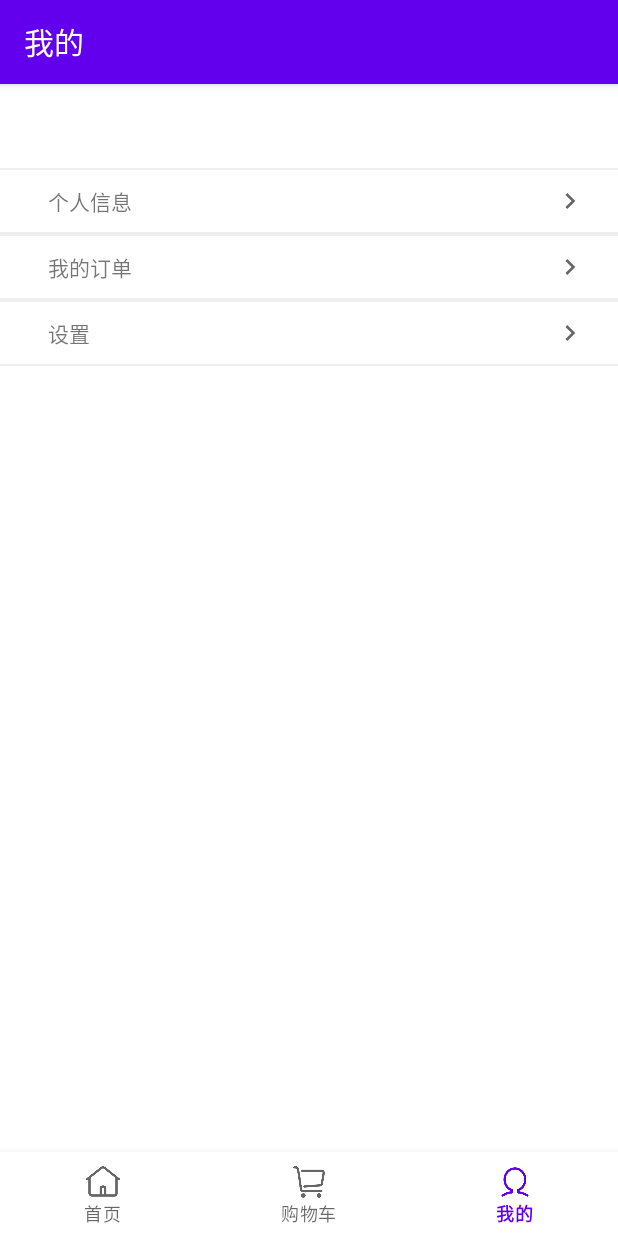
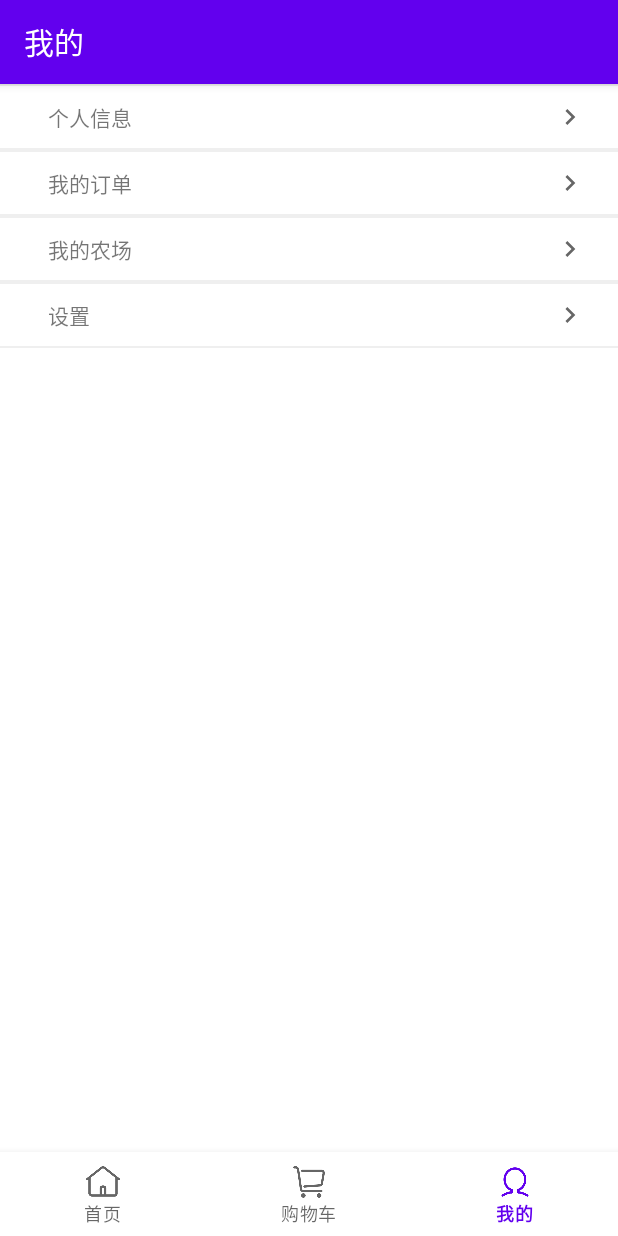
Before and after one commit to whutwutao/greenfarm-client, an Android app: the MineFragment screen opened through its navigation route, on a phone screen of 412 x 824 dp. Run offline under Robolectric (Android 15) with nearby library versions, the phone set to English and light mode, and no system bars; our stand-ins replace navigation-ui; 1 statement that could not run was skipped.

Commit message:
登录之后服务器端返回用户信息

```diff
--- a/app/src/main/java/com/example/greenfarm/LoginActivity.java
+++ b/app/src/main/java/com/example/greenfarm/LoginActivity.java
@@ -82,6 +82,7 @@ public class LoginActivity extends AppCompatActivity implements View.OnClickList
                     Toast.makeText(LoginActivity.this, "信息输入不完整",Toast.LENGTH_SHORT).show();
                     break;
                 }
+                HttpUtil.serverIP = ipText.getText().toString();
                 User user = new User(null,loginPasswordText.getText().toString(),loginPhoneText.getText().toString());
                 Gson gson = new Gson();
                 String jsonToServer = gson.toJson(user);
@@ -94,6 +95,7 @@ public class LoginActivity extends AppCompatActivity implements View.OnClickList
                                 @Override
                                 public void run() {
                                     Toast.makeText(LoginActivity.this,"网络连接错误",Toast.LENGTH_SHORT).show();
+                                    e.printStackTrace();
                                 }
                             });
 
@@ -109,9 +111,12 @@ public class LoginActivity extends AppCompatActivity implements View.OnClickList
                                     UserMessage msgFromServer = gson.fromJson(jsonFromServer,UserMessage.class);
                                     Log.d("LoginActivity",msgFromServer.toString());
                                     Log.d("LoginActivity",jsonFromServer);
+                                    User loginUser = msgFromServer.getUser();
                                     if (msgFromServer.isSuccessful()) {
                                         Toast.makeText(LoginActivity.this,"登录成功",Toast.LENGTH_SHORT).show();
                                         Intent intent = new Intent(LoginActivity.this,MainActivity.class);
+                                        String jsonOfLoginUser = gson.toJson(loginUser);
+                                        intent.putExtra("loginUser",jsonOfLoginUser);//将loginUser的信息传给MainActivity
                                         startActivity(intent);
                                     } else {
                                         Toast.makeText(LoginActivity.this,msgFromServer.getFailReason(),Toast.LENGTH_SHORT).show();
--- a/app/src/main/java/com/example/greenfarm/MainActivity.java
+++ b/app/src/main/java/com/example/greenfarm/MainActivity.java
@@ -6,11 +6,17 @@ import androidx.navigation.Navigation;
 import androidx.navigation.ui.AppBarConfiguration;
 import androidx.navigation.ui.NavigationUI;
 
+import android.content.Intent;
 import android.os.Bundle;
+import android.util.Log;
 
+import com.example.greenfarm.pojo.User;
 import com.google.android.material.bottomnavigation.BottomNavigationView;
+import com.google.gson.Gson;
 
 public class MainActivity extends AppCompatActivity {
+
+    private User currentUser;//当前登录的用户
 
     @Override
     protected void onCreate(Bundle savedInstanceState) {
@@ -18,12 +24,24 @@ public class MainActivity extends AppCompatActivity {
         setContentView(R.layout.activity_main);
 
         BottomNavigationView navView = findViewById(R.id.nav_view);
-
         AppBarConfiguration appBarConfiguration = new AppBarConfiguration.Builder(
                 R.id.navigation_home, R.id.navigation_cart, R.id.navigation_mine)
                 .build();
         NavController navController = Navigation.findNavController(this, R.id.nav_host_fragment);
         NavigationUI.setupActionBarWithNavController(this, navController, appBarConfiguration);
         NavigationUI.setupWithNavController(navView, navController);
+
+        //获取从LoginActivity传来的当前登录用户的信息
+        Intent intentFromLogin = getIntent();
+        String jsonOfLoginUser = intentFromLogin.getStringExtra("loginUser");
+        Gson gson = new Gson();
+        //使用Gson将传来的字符串转化为User对象
+        currentUser = gson.fromJson(jsonOfLoginUser,User.class);
+        Log.d("MainActivity",currentUser.toString());
     }
+
+    public User getCurrentUser() {
+        return currentUser;
+    }
+
 }
--- a/app/src/main/java/com/example/greenfarm/ui/mine/MineFragment.java
+++ b/app/src/main/java/com/example/greenfarm/ui/mine/MineFragment.java
@@ -31,12 +31,15 @@ public class MineFragment extends Fragment {
         MineLayout personalInfo = root.findViewById(R.id.personalInfo);
         MineLayout orderInfo = root.findViewById(R.id.orderInfo);
         MineLayout setting = root.findViewById(R.id.setting);
+        MineLayout farmInfo = root.findViewById(R.id.farmInfo);
 
         personalInfo.setTextContent("个人信息");
 
         orderInfo.setTextContent("我的订单");
 
         setting.setTextContent("设置");
+
+        farmInfo.setTextContent("我的农场");
 
         personalInfo.setOnRootClickListener(new MineLayout.OnRootClickListener() {
             @Override
@@ -59,6 +62,13 @@ public class MineFragment extends Fragment {
             }
         });
 
+        farmInfo.setOnRootClickListener(new MineLayout.OnRootClickListener() {
+            @Override
+            public void onRootClick(View view) {
+                Toast.makeText(getActivity(),"点击了我的农场",Toast.LENGTH_SHORT).show();
+            }
+        });
+
         return root;
     }
 
--- a/app/src/main/res/layout/activity_main.xml
+++ b/app/src/main/res/layout/activity_main.xml
@@ -3,8 +3,7 @@
     xmlns:app="http://schemas.android.com/apk/res-auto"
     android:id="@+id/container"
     android:layout_width="match_parent"
-    android:layout_height="match_parent"
-    android:paddingTop="?attr/actionBarSize">
+    android:layout_height="match_parent">
 
     <!--底部的导航栏-->
     <com.google.android.material.bottomnavigation.BottomNavigationView
--- a/app/src/main/res/layout/mine_fragment.xml
+++ b/app/src/main/res/layout/mine_fragment.xml
@@ -17,6 +17,13 @@
         android:layout_width="match_parent"/>
 
     <com.example.greenfarm.myLayout.MineLayout
+        android:id="@+id/farmInfo"
+        android:layout_height="wrap_content"
+        android:layout_width="match_parent"/>
+
+
+
+    <com.example.greenfarm.myLayout.MineLayout
         android:id="@+id/setting"
         android:layout_height="wrap_content"
         android:layout_width="match_parent"/>
```
Also changed, not shown: app/src/main/java/com/example/greenfarm/pojo/UserMessage.java (+18 -4 lines).
